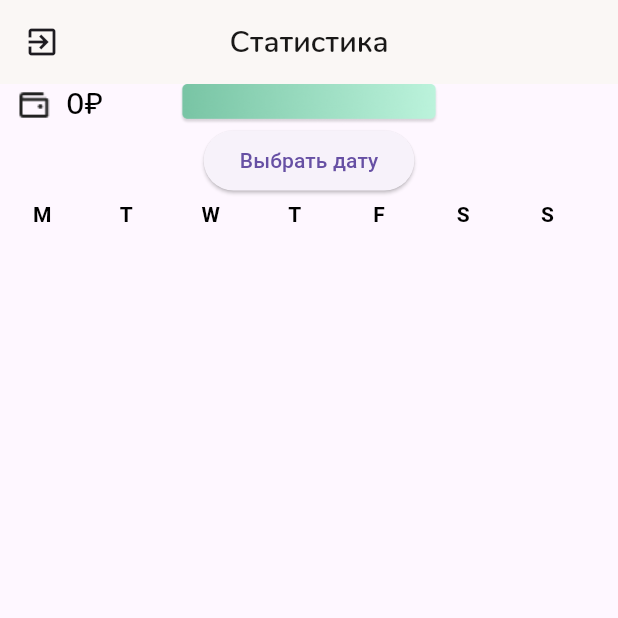
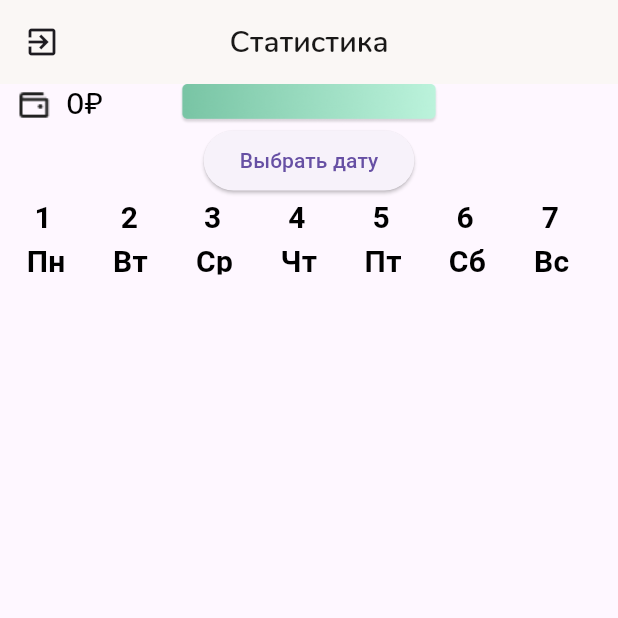
Before and after one commit to Epl-Grey/iiko_delivery, a Flutter app: the StatisticaPage screen opened by its route, on a phone screen of 412 x 824 dp, the top half of it. Run offline on Flutter 3.47's test engine with Material 3 defaults, Android fonts, the phone set to English and light mode, and no system bars; drawn by our look-alikes of fl_chart; our stand-ins replace dartz, decimal, equatable, flutter_bloc, geocoding, geolocator and 5 more; accounts and stored records are empty.

Commit message:
add real time update Orders

```diff
--- a/lib/feature/data/datasources/order_remote_data_source.dart
+++ b/lib/feature/data/datasources/order_remote_data_source.dart
@@ -1,5 +1,5 @@
 import 'package:iiko_delivery/feature/data/models/order_model.dart';
-import 'package:supabase_flutter/supabase_flutter.dart';
+ import 'package:supabase_flutter/supabase_flutter.dart';
 
 abstract class OrderRemoteDataSource {
   Future<List<OrderModel>> getUserOrders({bool? isDelivered});
@@ -31,22 +31,22 @@ class OrderRemoteDataSourceImpl implements OrderRemoteDataSource {
           .order('order_date', ascending: true);
     }
 
-    supabaseClient
-        .channel('public:Orders')
-        .onPostgresChanges(
-            event: PostgresChangeEvent.all,
-            schema: 'public',
-            table: 'Orders',
-            callback: (payload) {
-              //  Map<String, dynamic> payloadMap = payload.
-              // getUserOrders(isDelivered: isDelivered);
-              // print('change --> ${payload.newRecord}');
-              // print('length --> ${data.length}');
-              // print('isDelivered --> $isDelivered');
-              //     data.add(payload.newRecord);
-              getUserOrders(isDelivered: isDelivered);
-            })
-        .subscribe();
+    // supabaseClient
+    //     .channel('public:Orders')
+    //     .onPostgresChanges(
+    //         event: PostgresChangeEvent.all,
+    //         schema: 'public',
+    //         table: 'Orders',
+    //         callback: (payload) {
+    //           //  Map<String, dynamic> payloadMap = payload.
+    //           // getUserOrders(isDelivered: isDelivered);
+    //           // print('change --> ${payload.newRecord}');
+    //           // print('length --> ${data.length}');
+    //           // print('isDelivered --> $isDelivered');
+    //           //     data.add(payload.newRecord);
+
+    //         })
+    //     .subscribe();
 
     return data.map((order) => OrderModel.fromJson(order)).toList();
   }
--- a/lib/feature/presentation/pages/order_detail_screen.dart
+++ b/lib/feature/presentation/pages/order_detail_screen.dart
@@ -9,6 +9,7 @@ import 'package:iiko_delivery/feature/presentation/bloc/location_cubit/location_
 import 'package:iiko_delivery/feature/presentation/bloc/set_delivered_cubit/set_delivered_cubit.dart';
 import 'package:iiko_delivery/feature/presentation/bloc/set_delivered_cubit/set_delivered_state.dart';
 import 'package:iiko_delivery/feature/presentation/widgets/item_list_widget.dart';
+import 'package:swipeable_button_view/swipeable_button_view.dart';
 import 'package:url_launcher/url_launcher.dart';
 
 class OrderDetailPage extends StatefulWidget {
@@ -19,6 +20,7 @@ class OrderDetailPage extends StatefulWidget {
 }
 
 class _OrderDetailPageState extends State<OrderDetailPage> {
+  bool isFinished = false;
   @override
   Widget build(BuildContext context) {
     final order = ModalRoute.of(context)!.settings.arguments as OrderEntity;
@@ -157,34 +159,6 @@ class _OrderDetailPageState extends State<OrderDetailPage> {
               'Состав заказа',
               style: TextStyle(color: Colors.black, fontSize: 30),
             ),
-            Align(
-              alignment: Alignment.bottomCenter,
-              child: SizedBox(
-                width: double.infinity,
-                child: ElevatedButton(
-                  style: ElevatedButton.styleFrom(
-                    minimumSize: const Size.fromHeight(60),
-                    foregroundColor: const Color(0xFF78C4A4),
-                    backgroundColor: const Color(0xFF78C4A4),
-                    surfaceTintColor: const Color(0xFF78C4A4),
-                  ),
-                  onPressed: () => context
-                      .read<SetDeliveredCubit>()
-                      .setOrderIsDelivered(orderId, true),
-                  child: const Text(
-                    'Доставлено',
-                    style: TextStyle(
-                      color: Colors.white,
-                      fontSize: 18,
-                      fontFamily: 'Nunito',
-                      fontWeight: FontWeight.w600,
-                      height: 0.07,
-                      letterSpacing: 0.09,
-                    ),
-                  ),
-                ),
-              ),
-            ),
             BlocBuilder<ItemCubit, ItemState>(
               builder: (context, state) {
                 if (state is GetOrderItemsSuccessState) {
@@ -205,13 +179,33 @@ class _OrderDetailPageState extends State<OrderDetailPage> {
                 }
               },
             ),
+            Align(
+              alignment: Alignment.bottomCenter,
+              child: SwipeableButtonView(
+                  buttonText: "Доставлен",
+                  buttonWidget: Container(
+                    child: const Icon(
+                      Icons.arrow_forward_ios_rounded,
+                      color: Colors.grey,
+                    ),
+                  ),
+                  activeColor: const Color(0xFF78C4A4),
+                  isFinished: isFinished,
+                  onWaitingProcess: () {
+                    Future.delayed(Duration(seconds: 2), () {
+                      context
+                          .read<SetDeliveredCubit>()
+                          .setOrderIsDelivered(orderId, true);
+                    });
+                  },
+                  onFinish: () async {}),
+            ),
             BlocListener<SetDeliveredCubit, SetDeliveredState>(
               listener: (context, state) {
                 if (state is SetDeliveredLoaded) {
                   print('orderId $orderId, \n isdelivered true');
                   Navigator.pop(context);
                   Navigator.pushNamed(context, "/orders");
-
                 } else if (state is SetDeliveredError) {
                   ScaffoldMessenger.of(context).showSnackBar(
                     const SnackBar(
--- a/lib/feature/presentation/pages/order_screen.dart
+++ b/lib/feature/presentation/pages/order_screen.dart
@@ -8,6 +8,7 @@ import 'package:iiko_delivery/feature/presentation/bloc/order_cubit/order_cubit.
 import 'package:iiko_delivery/feature/presentation/bloc/order_cubit/order_state.dart';
 import 'package:iiko_delivery/feature/presentation/widgets/order_list_item.dart';
 import 'package:iiko_delivery/feature/presentation/widgets/segment_order.dart';
+import 'package:supabase_flutter/supabase_flutter.dart';
 import 'package:url_launcher/url_launcher.dart';
 
 // ignore: must_be_immutable
@@ -23,13 +24,27 @@ class HomePage extends StatefulWidget {
 class _HomePageState extends State<HomePage> {
   int? groupValue = 0;
   late bool isDelivered = false;
+  final today = DateTime.now();
+
+
 
   @override
   Widget build(BuildContext context) {
-    final today = DateTime.now();
     context.read<OrderCubit>().getUserOrders(isDelivered, today);
     context.read<DailySalaryCubit>().getDailySalary(today);
     context.read<OrdersCostCubit>().getOrdersCost(isDelivered);
+    var listen = Supabase.instance.client
+        .channel('public:Orders')
+        .onPostgresChanges(
+            event: PostgresChangeEvent.all,
+            schema: 'public',
+            table: 'Orders',
+            callback: (payload) {
+              context.read<OrderCubit>().getUserOrders(isDelivered, today);
+              print('callback');
+            })
+        .subscribe();
+    print('listen changes --> $listen');
     return Scaffold(
       appBar: AppBar(
         centerTitle: true,
@@ -86,8 +101,7 @@ class _HomePageState extends State<HomePage> {
                       BlocBuilder<DailySalaryCubit, DailySalaryState>(
                         builder: (context, state) {
                           if (state is DailySalarySuccess) {
-                            return Text(
-                              "${state.salary.toStringAsFixed(2)} ₽",
+                            return Text("${state.salary.toStringAsFixed(2)} ₽",
                                 style: const TextStyle(
                                   color: Colors.black,
                                   fontSize: 20,
@@ -188,7 +202,7 @@ class _HomePageState extends State<HomePage> {
                     minimumSize: const Size.fromHeight(60),
                     foregroundColor: const Color(0xFF78C4A4),
                     backgroundColor: const Color(0xFF78C4A4),
-                    surfaceTintColor:const  Color(0xFF78C4A4),
+                    surfaceTintColor: const Color(0xFF78C4A4),
                   ),
                   onPressed: () async {
                     String telephoneNumber = '+2347012345678';
--- a/lib/feature/presentation/pages/statistics_screen.dart
+++ b/lib/feature/presentation/pages/statistics_screen.dart
@@ -48,7 +48,11 @@ class _StatisticaPageState extends State<StatisticaPage> {
             ),
           ),
           leading: IconButton(
-              onPressed: () {}, icon: const Icon(Icons.exit_to_app_outlined)),
+              onPressed: () {
+                Navigator.pop(context);
+                Navigator.pushNamed(context, "/orders");
+              },
+              icon: const Icon(Icons.exit_to_app_outlined)),
           backgroundColor: const Color(0xFFFAF7F5),
         ),
         body: Column(
--- a/lib/feature/presentation/widgets/bar_graph_widget.dart
+++ b/lib/feature/presentation/widgets/bar_graph_widget.dart
@@ -6,6 +6,7 @@ import 'package:flutter_bloc/flutter_bloc.dart';
 import 'package:iiko_delivery/feature/presentation/bloc/dayily_order_cubit/daily_order_cubit.dart';
 import 'package:iiko_delivery/feature/presentation/bloc/dayily_order_cubit/daily_order_state.dart';
 import 'package:iiko_delivery/feature/presentation/widgets/order_list_item.dart';
+import 'package:intl/intl.dart';
 
 class BarGraphWidget extends StatefulWidget {
   final DateTime selectedDate;
@@ -58,35 +59,176 @@ class _BarGraphWidgetState extends State<BarGraphWidget> {
     const style = TextStyle(
       color: Colors.black,
       fontWeight: FontWeight.bold,
-      fontSize: 14,
+      fontSize: 20,
     );
+    List<String> daysOfWeekList = [];
     Widget text;
+    for (int i = 0;
+        i <
+            DateTime(widget.selectedDate.year, widget.selectedDate.month + 1, 0)
+                .day;
+        i++) {
+      DateTime currentDate =
+          DateTime(widget.selectedDate.year, widget.selectedDate.month, i + 1);
+      String dayOfWeek = DateFormat('EEEE').format(currentDate);
+      if (dayOfWeek == 'Monday') {
+        dayOfWeek = 'Пн';
+      } else if (dayOfWeek == 'Tuesday') {
+        dayOfWeek = 'Вт';
+      } else if (dayOfWeek == 'Wednesday') {
+        dayOfWeek = 'Ср';
+      } else if (dayOfWeek == 'Thursday') {
+        dayOfWeek = 'Чт';
+      } else if (dayOfWeek == 'Friday') {
+        dayOfWeek = 'Пт';
+      } else if (dayOfWeek == 'Saturday') {
+        dayOfWeek = 'Сб';
+      } else if (dayOfWeek == 'Sunday') {
+        dayOfWeek = 'Вс';
+      }
+
+      daysOfWeekList.add(dayOfWeek);
+    }
     switch (value.toInt()) {
       case 0:
-        text = const Text('M', style: style);
+        text = Text(
+            '  ${value.toInt() + 1} \n ${daysOfWeekList[value.toInt()]}',
+            style: style);
         break;
       case 1:
-        text = const Text('T', style: style);
+        text = Text(
+            '  ${value.toInt() + 1} \n ${daysOfWeekList[value.toInt()]}',
+            style: style);
         break;
       case 2:
-        text = const Text('W', style: style);
+        text = Text(
+            '  ${value.toInt() + 1} \n ${daysOfWeekList[value.toInt()]}',
+            style: style);
         break;
       case 3:
-        text = const Text('T', style: style);
+        text = Text(
+            '  ${value.toInt() + 1} \n ${daysOfWeekList[value.toInt()]}',
+            style: style);
         break;
       case 4:
-        text = const Text('F', style: style);
+        text = Text(
+            '  ${value.toInt() + 1} \n ${daysOfWeekList[value.toInt()]}',
+            style: style);
         break;
       case 5:
-        text = const Text('S', style: style);
+        text = Text(
+            '  ${value.toInt() + 1} \n ${daysOfWeekList[value.toInt()]}',
+            style: style);
         break;
       case 6:
-        text = const Text('S', style: style);
+        text = Text(
+            '  ${value.toInt() + 1} \n ${daysOfWeekList[value.toInt()]}',
+            style: style);
+        break;
+      case 7:
+        text = Text(
+            '  ${value.toInt() + 1} \n ${daysOfWeekList[value.toInt()]}',
+            style: style);
+        break;
+      case 8:
+        text = Text(
+            '  ${value.toInt() + 1} \n ${daysOfWeekList[value.toInt()]}',
+            style: style);
+        break;
+      case 9:
+        text = Text(
+            '  ${value.toInt() + 1} \n ${daysOfWeekList[value.toInt()]}',
+            style: style);
+        break;
+      case 10:
+        text = Text(' ${value.toInt() + 1} \n ${daysOfWeekList[value.toInt()]}',
+            style: style);
+        break;
+      case 11:
+        text = Text(' ${value.toInt() + 1} \n ${daysOfWeekList[value.toInt()]}',
+            style: style);
+        break;
+      case 12:
+        text = Text(' ${value.toInt() + 1} \n ${daysOfWeekList[value.toInt()]}',
+            style: style);
+        break;
+      case 13:
+        text = Text(' ${value.toInt() + 1} \n ${daysOfWeekList[value.toInt()]}',
+            style: style);
+        break;
+      case 14:
+        text = Text(' ${value.toInt() + 1} \n ${daysOfWeekList[value.toInt()]}',
+            style: style);
+        break;
+      case 15:
+        text = Text(' ${value.toInt() + 1} \n ${daysOfWeekList[value.toInt()]}',
+            style: style);
+        break;
+      case 16:
+        text = Text(' ${value.toInt() + 1} \n ${daysOfWeekList[value.toInt()]}',
+            style: style);
+        break;
+      case 17:
+        text = Text(' ${value.toInt() + 1} \n ${daysOfWeekList[value.toInt()]}',
+            style: style);
+        break;
+      case 18:
+        text = Text(' ${value.toInt() + 1} \n ${daysOfWeekList[value.toInt()]}',
+            style: style);
+        break;
+      case 19:
+        text = Text(' ${value.toInt() + 1} \n ${daysOfWeekList[value.toInt()]}',
+            style: style);
+        break;
+      case 20:
+        text = Text(' ${value.toInt() + 1} \n ${daysOfWeekList[value.toInt()]}',
+            style: style);
+        break;
+      case 21:
+        text = Text(' ${value.toInt() + 1} \n ${daysOfWeekList[value.toInt()]}',
+            style: style);
+        break;
+      case 22:
+        text = Text(' ${value.toInt() + 1} \n ${daysOfWeekList[value.toInt()]}',
+            style: style);
+        break;
+      case 23:
+        text = Text(' ${value.toInt() + 1} \n ${daysOfWeekList[value.toInt()]}',
+            style: style);
+        break;
+      case 24:
+        text = Text(' ${value.toInt() + 1} \n ${daysOfWeekList[value.toInt()]}',
+            style: style);
+        break;
+      case 25:
+        text = Text(' ${value.toInt() + 1} \n ${daysOfWeekList[value.toInt()]}',
+            style: style);
+        break;
+      case 26:
+        text = Text(' ${value.toInt() + 1} \n ${daysOfWeekList[value.toInt()]}',
+            style: style);
+        break;
+      case 27:
+        text = Text(' ${value.toInt() + 1} \n ${daysOfWeekList[value.toInt()]}',
+            style: style);
+        break;
+      case 28:
+        text = Text(' ${value.toInt() + 1} \n ${daysOfWeekList[value.toInt()]}',
+            style: style);
+        break;
+      case 29:
+        text = Text(' ${value.toInt() + 1} \n ${daysOfWeekList[value.toInt()]}',
+            style: style);
+        break;
+      case 30:
+        text = Text(' ${value.toInt() + 1} \n ${daysOfWeekList[value.toInt()]}',
+            style: style);
         break;
       default:
         text = const Text('', style: style);
         break;
     }
+
     return SideTitleWidget(
       axisSide: meta.axisSide,
       space: 16,
@@ -96,7 +238,6 @@ class _BarGraphWidgetState extends State<BarGraphWidget> {
 
   @override
   Widget build(BuildContext context) {
-    context.read<DailyOrderCubit>().getUserOrdersByDay(true, newDate);
     return Align(
       alignment: Alignment.topLeft,
       child: Column(
@@ -112,7 +253,9 @@ class _BarGraphWidgetState extends State<BarGraphWidget> {
                     enabled: true,
                     touchTooltipData: BarTouchTooltipData(
                       getTooltipItem: (group, groupIndex, rod, rodIndex) {
-                        newDate = DateTime(
+                        context.read<DailyOrderCubit>().getUserOrdersByDay(
+                            true,
+                            DateTime(
                                 widget.selectedDate.year,
                                 widget.selectedDate.month,
                                 groupIndex + 1,
@@ -120,14 +263,13 @@ class _BarGraphWidgetState extends State<BarGraphWidget> {
                                 widget.selectedDate.minute,
                                 widget.selectedDate.second,
                                 widget.selectedDate.millisecond,
-                            widget.selectedDate.microsecond);
-
+                                widget.selectedDate.microsecond));
                         return BarTooltipItem(
-                            widget.salary[groupIndex].toString(),
+                            '${widget.salary[groupIndex].toString()}₽',
                             const TextStyle(
                                 color: Colors.black,
                                 fontWeight: FontWeight.bold,
-                                fontSize: 40));
+                                fontSize: 20));
                       },
                       getTooltipColor: (group) => Colors.white,
                     ),
@@ -170,7 +312,7 @@ class _BarGraphWidgetState extends State<BarGraphWidget> {
                           sideTitles: SideTitles(
                         showTitles: true,
                         getTitlesWidget: getTitles,
-                        reservedSize: 38,
+                        reservedSize: 68,
                       ))),
                   borderData: FlBorderData(
                     show: false,
@@ -194,9 +336,7 @@ class _BarGraphWidgetState extends State<BarGraphWidget> {
                     child: Text(state.message),
                   );
                 } else {
-                  return const Center(
-                    child: CircularProgressIndicator.adaptive(),
-                  );
+                  return const Center();
                 }
               },
             ),
--- a/lib/main.dart
+++ b/lib/main.dart
@@ -46,6 +46,8 @@ class MyApp extends StatelessWidget {
 
   @override
   Widget build(BuildContext context) {
+
+
     return MultiBlocProvider(
       providers: [
         BlocProvider<OrderCubit>(
--- a/pubspec.yaml
+++ b/pubspec.yaml
@@ -50,6 +50,7 @@ dependencies:
   decimal: ^2.3.3
   fl_chart: ^0.67.0
   url_launcher: ^6.2.5
+  swipeable_button_view: ^0.0.2
 
 dev_dependencies:
   flutter_test:
```
Also changed, not shown: pubspec.lock. Lines whose indentation alone changed are shown as unchanged.
